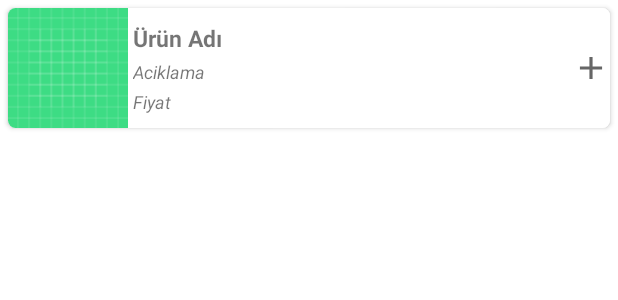
After one commit to root999/SeniorProject, an Android app: the layout view_product_item.xml on its own in the app's theme, with its tools: preview values and no code run, on a phone screen of 412 x 824 dp. The commit adds this screen. Shown: the top 300 px of the screen. Run offline under Robolectric (Android 15) with nearby library versions, the phone set to English and light mode, and no system bars.

Commit message:
productsAdded

```diff
--- a/app/src/main/java/com/example/seniorproject/detail/RestaurantDetailFragment.kt
+++ b/app/src/main/java/com/example/seniorproject/detail/RestaurantDetailFragment.kt
@@ -27,9 +27,11 @@ class RestaurantDetailFragment : Fragment() {
 
         val restaurant = RestaurantDetailFragmentArgs.fromBundle(arguments!!).selectedRestaurant
         val viewModelFactory = DetailViewModelFactory(restaurant, application)
+
+
         binding.viewModel = ViewModelProvider(
             this, viewModelFactory).get(RestaurantDetailViewModel::class.java)
-
+        binding.productList.adapter = ProductListAdapter()
         return binding.root
     }
 }
--- /dev/null
+++ b/app/src/main/res/drawable/ic_baseline_add_24.xml
@@ -0,0 +1,10 @@
+<vector xmlns:android="http://schemas.android.com/apk/res/android"
+    android:width="24dp"
+    android:height="24dp"
+    android:viewportWidth="24"
+    android:viewportHeight="24"
+    android:tint="?attr/colorControlNormal">
+  <path
+      android:fillColor="@android:color/white"
+      android:pathData="M19,13h-6v6h-2v-6H5v-2h6V5h2v6h6v2z"/>
+</vector>
--- /dev/null
+++ b/app/src/main/res/layout/view_product_item.xml
@@ -0,0 +1,99 @@
+<?xml version="1.0" encoding="utf-8"?>
+
+
+<layout xmlns:android="http://schemas.android.com/apk/res/android"
+    xmlns:app="http://schemas.android.com/apk/res-auto"
+    xmlns:tools="http://schemas.android.com/tools">
+    <data>
+        <import type="android.view.View"/>
+        <variable
+            name="product"
+            type="com.example.seniorproject.network.Product" />
+    </data>
+    <androidx.cardview.widget.CardView
+        android:id="@+id/cardView"
+        android:layout_width="match_parent"
+        android:layout_height="wrap_content"
+        android:layout_marginBottom="10dp"
+        android:layout_marginLeft="5dp"
+        android:layout_marginRight="5dp"
+        android:layout_marginTop="5dp"
+        app:cardCornerRadius="5dp"
+        android:padding="5dp">
+
+        <LinearLayout
+            android:layout_width="match_parent"
+            android:layout_height="match_parent"
+            android:background="@android:color/white"
+            android:orientation="horizontal">
+
+            <ImageView
+                android:id="@+id/productImage"
+                android:layout_width="80dp"
+                android:layout_height="80dp"
+                android:src="@drawable/ic_launcher_background"
+                app:imageUrl="@{product.photoUrl}" />
+
+            <LinearLayout
+                android:layout_width="match_parent"
+                android:layout_height="match_parent"
+                android:layout_weight="3"
+                android:orientation="vertical">
+
+                <TextView
+                    android:id="@+id/productName"
+                    android:layout_width="match_parent"
+                    android:layout_height="wrap_content"
+                    android:layout_marginLeft="3dp"
+                    android:layout_marginTop="9dp"
+                    android:text="@{product.name}"
+                    android:textSize="15dp"
+                    android:textStyle="bold"
+                    tools:text="Ürün Adı" />
+
+                <TextView
+                    android:id="@+id/productDescription"
+                    android:layout_width="match_parent"
+                    android:layout_height="wrap_content"
+                    android:layout_marginLeft="3dp"
+                    android:layout_marginTop="3dp"
+                    android:text="@{product.details}"
+                    android:textSize="12dp"
+                    android:textStyle="italic"
+                    tools:text="Aciklama" />
+
+                <TextView
+                    android:id="@+id/productPrice"
+                    android:layout_width="match_parent"
+                    android:layout_height="wrap_content"
+                    android:layout_marginLeft="3dp"
+                    android:layout_marginTop="3dp"
+                    android:text="@{Double.toString(product.price)}"
+                    android:textSize="12dp"
+                    android:textStyle="italic"
+                    tools:text="Fiyat" />
+
+
+            </LinearLayout>
+            <LinearLayout
+                android:layout_width="25dp"
+                android:layout_height="25dp"
+                android:layout_gravity="center_vertical"
+                android:orientation="vertical">
+
+                <ImageView
+                    android:id="@+id/addToCart"
+                    android:layout_width="25dp"
+                    android:layout_height="25dp"
+                    android:src="@drawable/ic_baseline_add_24" />
+
+            </LinearLayout>
+
+
+
+        </LinearLayout>
+
+
+    </androidx.cardview.widget.CardView>
+
+</layout>
```
Also changed, not shown: app/src/main/java/com/example/seniorproject/BindingAdapters.kt (+9 -0 lines), app/src/main/java/com/example/seniorproject/detail/ProductListAdapter.kt (added, +50 -0 lines), app/src/main/res/layout/fragment_restaurant_detail.xml (+17 -61 lines).
